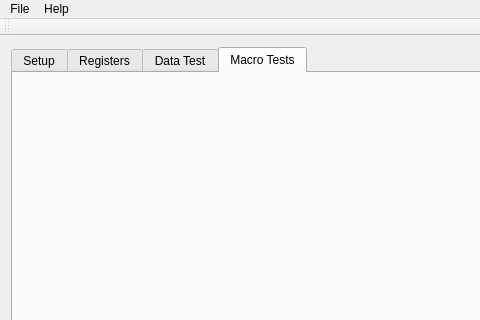
Qt form GUI/View/mainview.ui (tristandupree/Ph2_ACF) before a commit; both pictures show x 0 to 480 and y 0 to 320 of the 1109 by 763 pixel window.
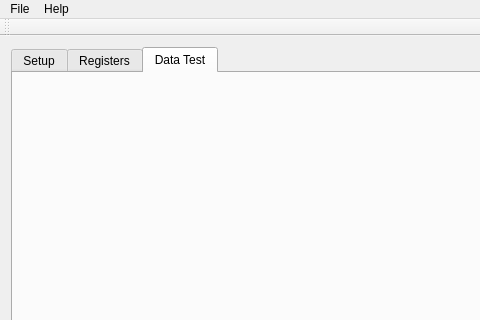
The same form after that commit. The open tabs and pages were chosen to show the change.

What changed in the file:
```diff
--- a/GUI/View/mainview.ui
+++ b/GUI/View/mainview.ui
@@ -50,16 +50,6 @@
         </item>
        </layout>
       </widget>
-      <widget class="QWidget" name="tabMacroTest">
-       <attribute name="title">
-        <string>Macro Tests</string>
-       </attribute>
-       <layout class="QVBoxLayout" name="verticalLayout_3">
-        <item>
-         <layout class="QVBoxLayout" name="loMacroTest"/>
-        </item>
-       </layout>
-      </widget>
      </widget>
     </item>
    </layout>
```
Left out of the diff: 2 changed lines with no effect on the pictures.
